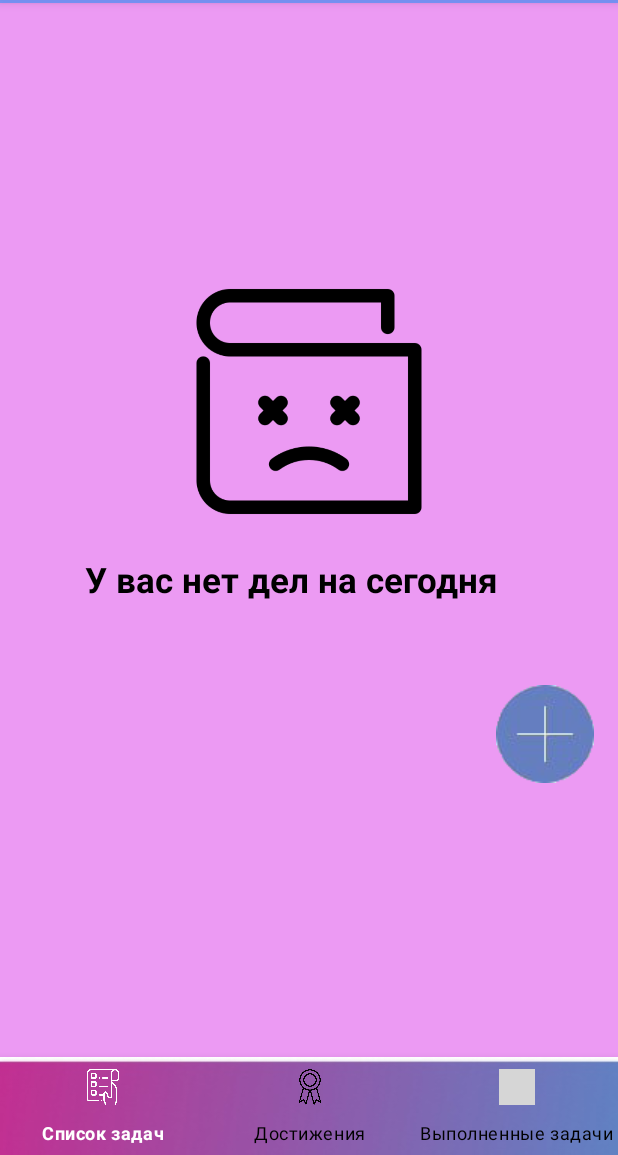
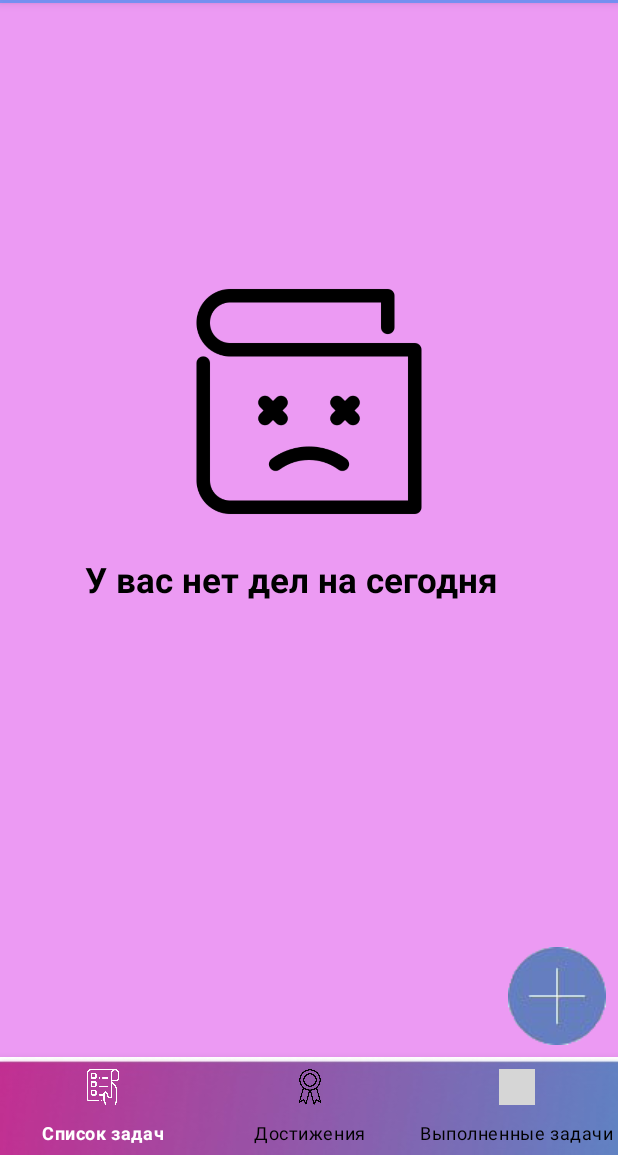
Before and after one commit to GrKnght/SummerPractice-Team7, an Android app: the screen it shows after launch (MainActivity), on a phone screen of 412 x 824 dp, the part 81-1236 px from its top. Run offline under Robolectric (Android 15) with nearby library versions, the phone set to English and light mode, and no system bars; our stand-ins replace navigation-ui; grey boxes are pictures that could not be loaded.

Commit message:
Little modifications

```diff
--- a/app/src/main/res/layout/fragment_daily_task.xml
+++ b/app/src/main/res/layout/fragment_daily_task.xml
@@ -52,12 +52,11 @@
         android:id="@+id/addingTask"
         android:layout_width="65dp"
         android:layout_height="65dp"
-        android:layout_marginTop="44dp"
+        android:layout_marginEnd="8dp"
+        android:layout_marginBottom="8dp"
         android:background="@null"
         android:src="@drawable/plus"
-        app:layout_constraintEnd_toEndOf="parent"
-        app:layout_constraintHorizontal_bias="0.953"
-        app:layout_constraintStart_toStartOf="parent"
-        app:layout_constraintTop_toBottomOf="@+id/textView" />
+        app:layout_constraintBottom_toBottomOf="parent"
+        app:layout_constraintEnd_toEndOf="parent" />
 
 </androidx.constraintlayout.widget.ConstraintLayout>
```
Also changed, not shown: app/src/main/java/summerpractice/team7/mymemory/ui/main/fragment/AchievementFragment.kt (+7 -1 lines).
